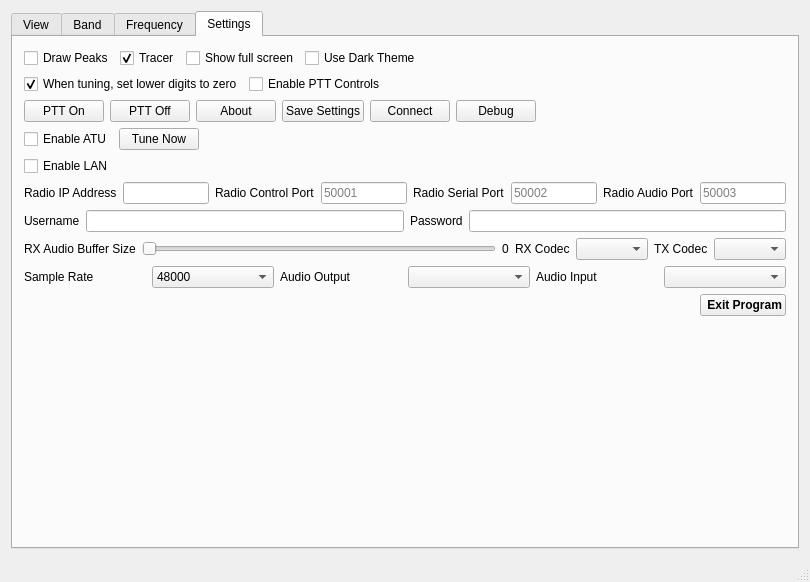
This is wfmain.ui in adecarolis/wfweb as Qt 5 draws it before an edit. The edited form follows.
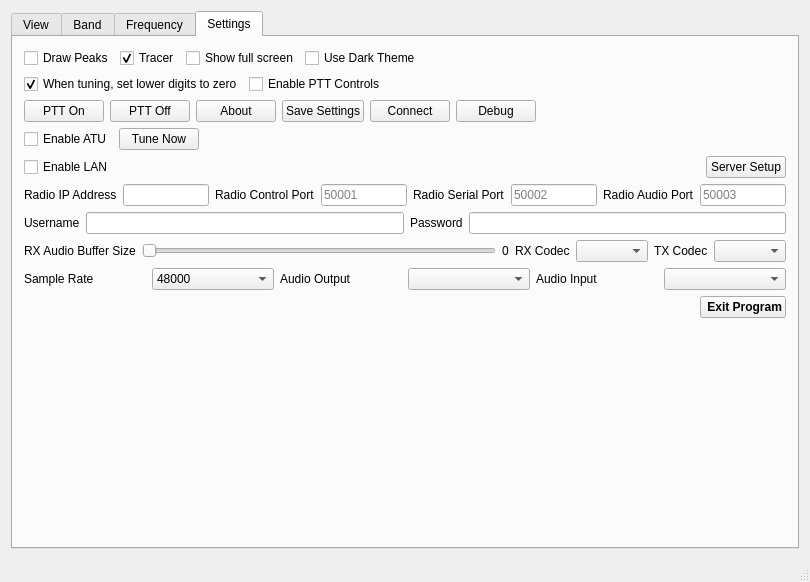
This is the edited form. The open tabs and pages were chosen to show the change. Custom widgets are drawn as their Qt base class.

Commit message: Starting to create udp server

```diff
--- a/wfmain.ui
+++ b/wfmain.ui
@@ -1356,6 +1356,13 @@
             </property>
            </spacer>
           </item>
+          <item>
+           <widget class="QPushButton" name="udpServerSetupBtn">
+            <property name="text">
+             <string>Server Setup</string>
+            </property>
+           </widget>
+          </item>
          </layout>
         </item>
         <item>
```
Left out of the diff: 4 changed lines with no effect on the pictures. The commit also changes 7 other files.
